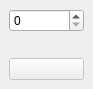
First picture: the form in resources/main_view.ui, repository HAW-MeS-W19-STP-1a/UI, before the edit.
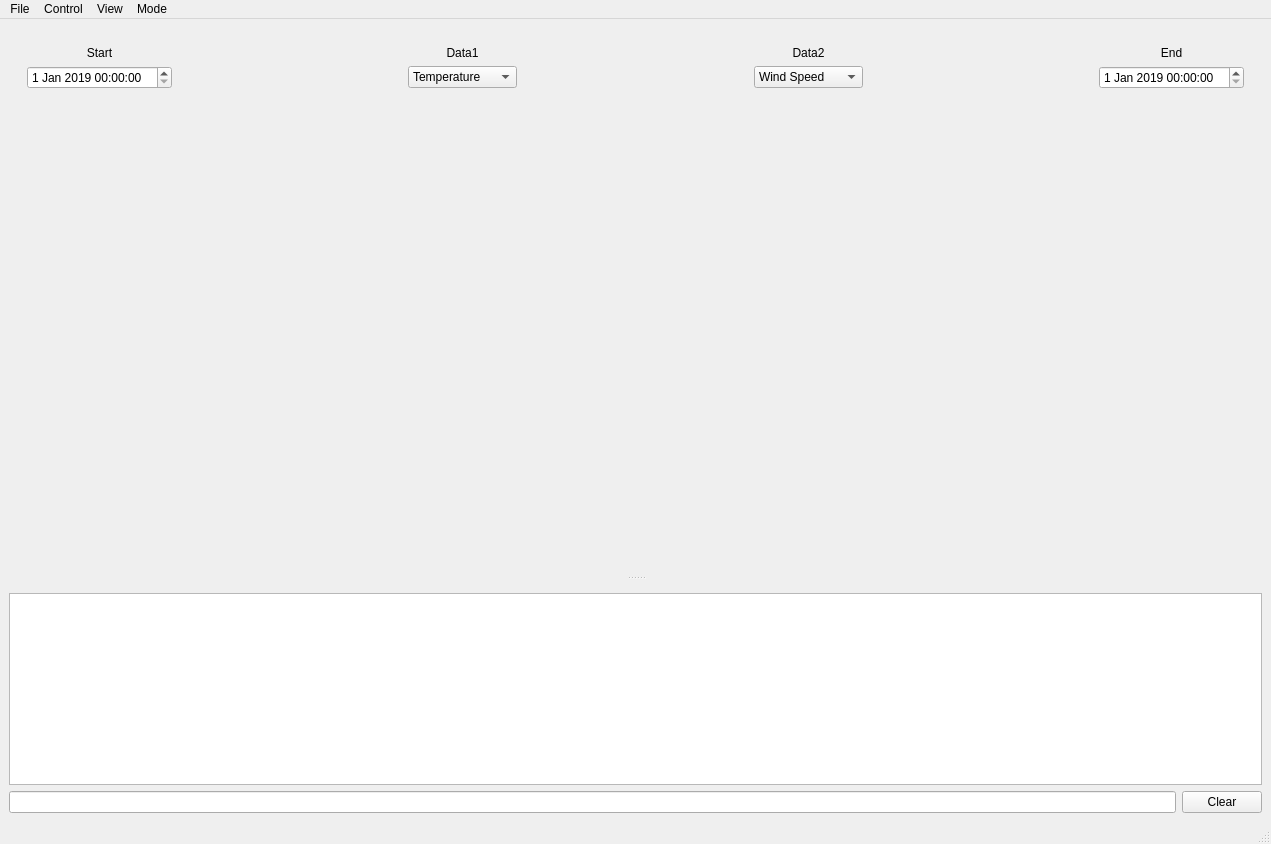
Second picture: the form after the edit. Custom widgets are drawn as their Qt base class.

Commit message: Initial Layout and implementaion of debug mode

```diff
--- a/resources/main_view.ui
+++ b/resources/main_view.ui
@@ -6,28 +6,607 @@
    <rect>
     <x>0</x>
     <y>0</y>
-    <width>93</width>
-    <height>86</height>
+    <width>1271</width>
+    <height>844</height>
    </rect>
   </property>
   <widget class="QWidget" name="centralwidget">
-   <layout class="QVBoxLayout">
-    <item>
-     <widget class="QSpinBox" name="spinBox_amount"/>
-    </item>
-    <item>
-     <widget class="QLabel" name="label_even_odd"/>
-    </item>
-    <item>
-     <widget class="QPushButton" name="pushButton_reset">
-      <property name="enabled">
+   <layout class="QGridLayout" name="gridLayout">
+    <item row="0" column="0">
+     <widget class="QSplitter" name="splitter_main">
+      <property name="orientation">
+       <enum>Qt::Vertical</enum>
+      </property>
+      <property name="opaqueResize">
        <bool>false</bool>
       </property>
+      <property name="handleWidth">
+       <number>30</number>
+      </property>
+      <widget class="QWidget" name="verticalWidget_Graph" native="true">
+       <property name="sizePolicy">
+        <sizepolicy hsizetype="MinimumExpanding" vsizetype="MinimumExpanding">
+         <horstretch>0</horstretch>
+         <verstretch>1</verstretch>
+        </sizepolicy>
+       </property>
+       <layout class="QVBoxLayout" name="verticalLayout_2">
+        <item>
+         <widget class="QFrame" name="horizontalFrame_dateTimeLabel">
+          <property name="sizePolicy">
+           <sizepolicy hsizetype="Minimum" vsizetype="Maximum">
+            <horstretch>0</horstretch>
+            <verstretch>0</verstretch>
+           </sizepolicy>
+          </property>
+          <layout class="QHBoxLayout" name="layout_start_end_label">
+           <item>
+            <widget class="QWidget" name="verticalWidget_start" native="true">
+             <property name="sizePolicy">
+              <sizepolicy hsizetype="Maximum" vsizetype="Maximum">
+               <horstretch>0</horstretch>
+               <verstretch>0</verstretch>
+              </sizepolicy>
+             </property>
+             <layout class="QVBoxLayout" name="verticalLayout_5">
+              <item>
+               <widget class="QLabel" name="label_start">
+                <property name="sizePolicy">
+                 <sizepolicy hsizetype="Minimum" vsizetype="Fixed">
+                  <horstretch>0</horstretch>
+                  <verstretch>0</verstretch>
+                 </sizepolicy>
+                </property>
+                <property name="minimumSize">
+                 <size>
+                  <width>115</width>
+                  <height>0</height>
+                 </size>
+                </property>
+                <property name="text">
+                 <string>Start</string>
+                </property>
+                <property name="alignment">
+                 <set>Qt::AlignCenter</set>
+                </property>
+               </widget>
+              </item>
+              <item>
+               <widget class="QDateTimeEdit" name="dateTimeEdit_start">
+                <property name="sizePolicy">
+                 <sizepolicy hsizetype="Maximum" vsizetype="Fixed">
+                  <horstretch>0</horstretch>
+                  <verstretch>0</verstretch>
+                 </sizepolicy>
+                </property>
+                <property name="minimumSize">
+                 <size>
+                  <width>115</width>
+                  <height>0</height>
+                 </size>
+                </property>
+                <property name="date">
+                 <date>
+                  <year>2019</year>
+                  <month>1</month>
+                  <day>1</day>
+                 </date>
+                </property>
+               </widget>
+              </item>
+             </layout>
+            </widget>
+           </item>
+           <item>
+            <spacer name="horizontalSpacer">
+             <property name="orientation">
+              <enum>Qt::Horizontal</enum>
+             </property>
+             <property name="sizeHint" stdset="0">
+              <size>
+               <width>40</width>
+               <height>20</height>
+              </size>
+             </property>
+            </spacer>
+           </item>
+           <item>
+            <widget class="QWidget" name="verticalWidget_Data1" native="true">
+             <property name="sizePolicy">
+              <sizepolicy hsizetype="Maximum" vsizetype="Maximum">
+               <horstretch>0</horstretch>
+               <verstretch>0</verstretch>
+              </sizepolicy>
+             </property>
+             <layout class="QVBoxLayout" name="verticalLayout_6">
+              <item>
+               <widget class="QLabel" name="label_Data3">
+                <property name="sizePolicy">
+                 <sizepolicy hsizetype="Preferred" vsizetype="Minimum">
+                  <horstretch>0</horstretch>
+                  <verstretch>0</verstretch>
+                 </sizepolicy>
+                </property>
+                <property name="text">
+                 <string>Data1</string>
+                </property>
+                <property name="alignment">
+                 <set>Qt::AlignCenter</set>
+                </property>
+               </widget>
+              </item>
+              <item>
+               <widget class="QComboBox" name="comboBox_Data2_2">
+                <item>
+                 <property name="text">
+                  <string>Temperature</string>
+                 </property>
+                </item>
+                <item>
+                 <property name="text">
+                  <string>Wind Speed</string>
+                 </property>
+                </item>
+                <item>
+                 <property name="text">
+                  <string>Wind Direction</string>
+                 </property>
+                </item>
+               </widget>
+              </item>
+             </layout>
+            </widget>
+           </item>
+           <item>
+            <spacer name="horizontalSpacer_3">
+             <property name="orientation">
+              <enum>Qt::Horizontal</enum>
+             </property>
+             <property name="sizeType">
+              <enum>QSizePolicy::Expanding</enum>
+             </property>
+             <property name="sizeHint" stdset="0">
+              <size>
+               <width>40</width>
+               <height>20</height>
+              </size>
+             </property>
+            </spacer>
+           </item>
+           <item>
+            <widget class="QWidget" name="verticalWidget_Data2" native="true">
+             <property name="sizePolicy">
+              <sizepolicy hsizetype="Maximum" vsizetype="Maximum">
+               <horstretch>0</horstretch>
+               <verstretch>0</verstretch>
+              </sizepolicy>
+             </property>
+             <layout class="QVBoxLayout" name="verticalLayout_7">
+              <item>
+               <widget class="QLabel" name="label_Data2">
+                <property name="sizePolicy">
+                 <sizepolicy hsizetype="Preferred" vsizetype="Minimum">
+                  <horstretch>0</horstretch>
+                  <verstretch>0</verstretch>
+                 </sizepolicy>
+                </property>
+                <property name="text">
+                 <string>Data2</string>
+                </property>
+                <property name="alignment">
+                 <set>Qt::AlignCenter</set>
+                </property>
+               </widget>
+              </item>
+              <item>
+               <widget class="QComboBox" name="comboBox_Data2">
+                <item>
+                 <property name="text">
+                  <string>Wind Speed</string>
+                 </property>
+                </item>
+                <item>
+                 <property name="text">
+                  <string>Temperature</string>
+                 </property>
+                </item>
+                <item>
+                 <property name="text">
+                  <string>Wind Direction</string>
+                 </property>
+                </item>
+               </widget>
+              </item>
+             </layout>
+            </widget>
+           </item>
+           <item>
+            <spacer name="horizontalSpacer_2">
+             <property name="orientation">
+              <enum>Qt::Horizontal</enum>
+             </property>
+             <property name="sizeHint" stdset="0">
+              <size>
+               <width>40</width>
+               <height>20</height>
+              </size>
+             </property>
+            </spacer>
+           </item>
+           <item>
+            <widget class="QWidget" name="verticalWidget_stop" native="true">
+             <property name="sizePolicy">
+              <sizepolicy hsizetype="Maximum" vsizetype="Maximum">
+               <horstretch>0</horstretch>
+               <verstretch>0</verstretch>
+              </sizepolicy>
+             </property>
+             <layout class="QVBoxLayout" name="verticalLayout_8">
+              <item>
+               <widget class="QLabel" name="label_stop">
+                <property name="sizePolicy">
+                 <sizepolicy hsizetype="Minimum" vsizetype="Fixed">
+                  <horstretch>0</horstretch>
+                  <verstretch>0</verstretch>
+                 </sizepolicy>
+                </property>
+                <property name="minimumSize">
+                 <size>
+                  <width>115</width>
+                  <height>0</height>
+                 </size>
+                </property>
+                <property name="text">
+                 <string>End</string>
+                </property>
+                <property name="alignment">
+                 <set>Qt::AlignCenter</set>
+                </property>
+               </widget>
+              </item>
+              <item>
+               <widget class="QDateTimeEdit" name="dateTimeEdit_stop">
+                <property name="sizePolicy">
+                 <sizepolicy hsizetype="Maximum" vsizetype="Fixed">
+                  <horstretch>0</horstretch>
+                  <verstretch>0</verstretch>
+                 </sizepolicy>
+                </property>
+                <property name="minimumSize">
+                 <size>
+                  <width>115</width>
+                  <height>0</height>
+                 </size>
+                </property>
+                <property name="date">
+                 <date>
+                  <year>2019</year>
+                  <month>1</month>
+                  <day>1</day>
+                 </date>
+                </property>
+               </widget>
+              </item>
+             </layout>
+            </widget>
+           </item>
+          </layout>
+         </widget>
+        </item>
+        <item>
+         <widget class="MplWidget" name="MplWidget" native="true">
+          <property name="sizePolicy">
+           <sizepolicy hsizetype="MinimumExpanding" vsizetype="MinimumExpanding">
+            <horstretch>0</horstretch>
+            <verstretch>0</verstretch>
+           </sizepolicy>
+          </property>
+         </widget>
+        </item>
+       </layout>
+      </widget>
+      <widget class="QWidget" name="verticalWidget_Console" native="true">
+       <property name="sizePolicy">
+        <sizepolicy hsizetype="MinimumExpanding" vsizetype="Maximum">
+         <horstretch>0</horstretch>
+         <verstretch>0</verstretch>
+        </sizepolicy>
+       </property>
+       <layout class="QVBoxLayout" name="layout_Console">
+        <item>
+         <widget class="QTextBrowser" name="textBrowser_Console"/>
+        </item>
+        <item>
+         <layout class="QHBoxLayout" name="layout_send_command">
+          <item>
+           <widget class="QLineEdit" name="line_send_command"/>
+          </item>
+          <item>
+           <widget class="QPushButton" name="pushButton_clear_window">
+            <property name="text">
+             <string>Clear</string>
+            </property>
+           </widget>
+          </item>
+         </layout>
+        </item>
+       </layout>
+      </widget>
      </widget>
     </item>
    </layout>
   </widget>
+  <widget class="QMenuBar" name="menubar">
+   <property name="geometry">
+    <rect>
+     <x>0</x>
+     <y>0</y>
+     <width>1271</width>
+     <height>21</height>
+    </rect>
+   </property>
+   <widget class="QMenu" name="menuFile">
+    <property name="title">
+     <string>File</string>
+    </property>
+    <addaction name="actionSave"/>
+    <addaction name="actionOpen"/>
+   </widget>
+   <widget class="QMenu" name="menucontrol">
+    <property name="title">
+     <string>Control</string>
+    </property>
+    <widget class="QMenu" name="menuSet_Time">
+     <property name="title">
+      <string>Set Time</string>
+     </property>
+     <addaction name="action_set_time_utc"/>
+     <addaction name="action_set_time_custom"/>
+    </widget>
+    <widget class="QMenu" name="menuSet_Position">
+     <property name="title">
+      <string>Set Position</string>
+     </property>
+     <addaction name="action_set_localtion_hamburg"/>
+     <addaction name="action_set_location_custom"/>
+    </widget>
+    <widget class="QMenu" name="menuSet_Update_Intervall">
+     <property name="toolTip">
+      <string>Set the Intervall in which to download the data from the Station.</string>
+     </property>
+     <property name="title">
+      <string>Set Update Interval</string>
+     </property>
+     <addaction name="action_set_update_interval_5_sec"/>
+     <addaction name="action_set_update_interval_15_sec"/>
+     <addaction name="action_set_update_interval_15_min"/>
+     <addaction name="action_set_update_interval_1_h"/>
+    </widget>
+    <widget class="QMenu" name="menuSet_Messearing_Intervall">
+     <property name="toolTip">
+      <string>Set the intervall in which the station should take measurements.</string>
+     </property>
+     <property name="title">
+      <string>Set Messearing Interval</string>
+     </property>
+     <addaction name="action_set_meas_interval_1_sec"/>
+     <addaction name="action_set_meas_interval_5_sec"/>
+     <addaction name="action_set_meas_interval_15_sec"/>
+     <addaction name="action_set_meas_interval_1_min"/>
+    </widget>
+    <addaction name="menuSet_Time"/>
+    <addaction name="menuSet_Position"/>
+    <addaction name="action_sdjust_orientation"/>
+    <addaction name="menuSet_Update_Intervall"/>
+    <addaction name="menuSet_Messearing_Intervall"/>
+   </widget>
+   <widget class="QMenu" name="menuView">
+    <property name="title">
+     <string>View</string>
+    </property>
+    <addaction name="action_set_view_last_1_minute"/>
+    <addaction name="action_set_view_last_15_minute"/>
+    <addaction name="action_set_view_last_1_h"/>
+    <addaction name="action_set_view_last_1_d"/>
+    <addaction name="action_set_view_last_1_w"/>
+    <addaction name="action_set_view_last_1_m"/>
+    <addaction name="action_set_view_custom"/>
+   </widget>
+   <widget class="QMenu" name="menuMode">
+    <property name="title">
+     <string>Mode</string>
+    </property>
+    <addaction name="action_enable_debug"/>
+    <addaction name="action_disable_debug"/>
+   </widget>
+   <addaction name="menuFile"/>
+   <addaction name="menucontrol"/>
+   <addaction name="menuView"/>
+   <addaction name="menuMode"/>
+  </widget>
+  <widget class="QStatusBar" name="statusbar"/>
+  <action name="actionSave">
+   <property name="text">
+    <string>Save</string>
+   </property>
+  </action>
+  <action name="actionOpen">
+   <property name="text">
+    <string>Open</string>
+   </property>
+  </action>
+  <action name="action_set_time_utc">
+   <property name="text">
+    <string>UTC</string>
+   </property>
+  </action>
+  <action name="action_set_time_custom">
+   <property name="text">
+    <string>Custom</string>
+   </property>
+  </action>
+  <action name="action_set_localtion_hamburg">
+   <property name="text">
+    <string>Hamburg</string>
+   </property>
+  </action>
+  <action name="action_set_location_custom">
+   <property name="text">
+    <string>Custom</string>
+   </property>
+  </action>
+  <action name="action_sdjust_orientation">
+   <property name="text">
+    <string>Adjust Orientation</string>
+   </property>
+  </action>
+  <action name="action_set_update_interval_5_sec">
+   <property name="checkable">
+    <bool>true</bool>
+   </property>
+   <property name="text">
+    <string>5 sec</string>
+   </property>
+  </action>
+  <action name="action_set_update_interval_15_sec">
+   <property name="checkable">
+    <bool>true</bool>
+   </property>
+   <property name="text">
+    <string>1 min</string>
+   </property>
+  </action>
+  <action name="action_set_update_interval_15_min">
+   <property name="checkable">
+    <bool>true</bool>
+   </property>
+   <property name="text">
+    <string>15 min</string>
+   </property>
+  </action>
+  <action name="action_set_update_interval_1_h">
+   <property name="checkable">
+    <bool>true</bool>
+   </property>
+   <property name="text">
+    <string>1 h</string>
+   </property>
+  </action>
+  <action name="action_set_meas_interval_1_sec">
+   <property name="checkable">
+    <bool>true</bool>
+   </property>
+   <property name="text">
+    <string>1 sec</string>
+   </property>
+  </action>
+  <action name="action_set_meas_interval_5_sec">
+   <property name="checkable">
+    <bool>true</bool>
+   </property>
+   <property name="text">
+    <string>5 sec</string>
+   </property>
+  </action>
+  <action name="action_set_meas_interval_15_sec">
+   <property name="checkable">
+    <bool>true</bool>
+   </property>
+   <property name="text">
+    <string>15 sec</string>
+   </property>
+  </action>
+  <action name="action_set_meas_interval_1_min">
+   <property name="checkable">
+    <bool>true</bool>
+   </property>
+   <property name="text">
+    <string>1 min</string>
+   </property>
+  </action>
+  <action name="action_set_view_last_1_minute">
+   <property name="checkable">
+    <bool>true</bool>
+   </property>
+   <property name="text">
+    <string>Last Minute</string>
+   </property>
+  </action>
+  <action name="action_set_view_last_15_minute">
+   <property name="checkable">
+    <bool>true</bool>
+   </property>
+   <property name="text">
+    <string>Last 15 Minutes</string>
+   </property>
+  </action>
+  <action name="action_set_view_last_1_h">
+   <property name="checkable">
+    <bool>true</bool>
+   </property>
+   <property name="text">
+    <string>Last Hour</string>
+   </property>
+  </action>
+  <action name="action_set_view_last_1_d">
+   <property name="checkable">
+    <bool>true</bool>
+   </property>
+   <property name="text">
+    <string>Last Day</string>
+   </property>
+  </action>
+  <action name="action_set_view_last_1_w">
+   <property name="checkable">
+    <bool>true</bool>
+   </property>
+   <property name="text">
+    <string>Last Week</string>
+   </property>
+  </action>
+  <action name="action_set_view_last_1_m">
+   <property name="checkable">
+    <bool>true</bool>
+   </property>
+   <property name="text">
+    <string>Last Month</string>
+   </property>
+  </action>
+  <action name="action_set_view_custom">
+   <property name="checkable">
+    <bool>true</bool>
+   </property>
+   <property name="text">
+    <string>Custom</string>
+   </property>
+  </action>
+  <action name="action_enable_debug">
+   <property name="checkable">
+    <bool>true</bool>
+   </property>
+   <property name="text">
+    <string>Enable Debug</string>
+   </property>
+  </action>
+  <action name="action_disable_debug">
+   <property name="checkable">
+    <bool>true</bool>
+   </property>
+   <property name="text">
+    <string>Disable Debug</string>
+   </property>
+  </action>
  </widget>
- <resources/>
+ <customwidgets>
+  <customwidget>
+   <class>MplWidget</class>
+   <extends>QWidget</extends>
+   <header>mywidgets.mplwidget.h</header>
+   <container>1</container>
+  </customwidget>
+ </customwidgets>
+ <resources>
+  <include location="mvc_app.qrc"/>
+ </resources>
  <connections/>
 </ui>
```
Left out of the diff: 3 changed lines with no effect on the pictures. The commit also changes 18 other files.
